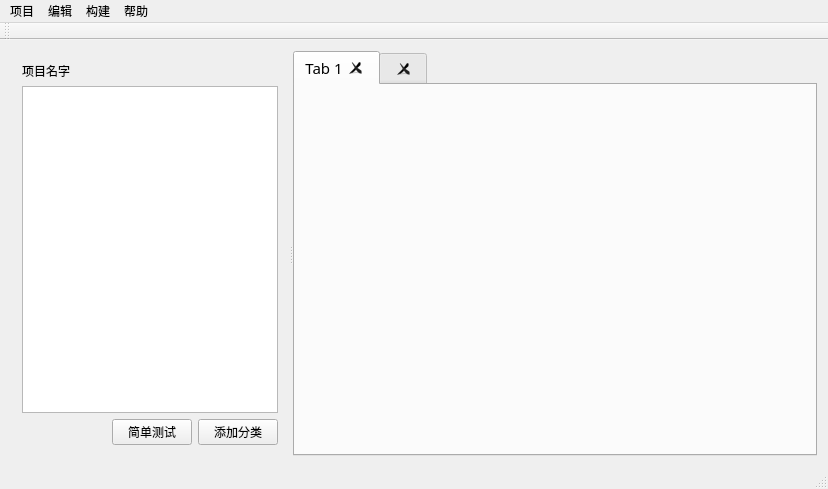
Qt form mainwindow.ui (Deviluna/MediaIDE_free) before a commit.
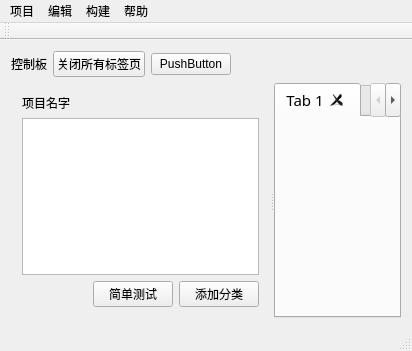
The same form after that commit.

The edit to the form file:
```diff
--- a/mainwindow.ui
+++ b/mainwindow.ui
@@ -6,8 +6,8 @@
    <rect>
     <x>0</x>
     <y>0</y>
-    <width>828</width>
-    <height>489</height>
+    <width>412</width>
+    <height>351</height>
    </rect>
   </property>
   <property name="sizePolicy">
@@ -20,7 +20,45 @@
    <string>MainWindow</string>
   </property>
   <widget class="QWidget" name="centralWidget">
-   <layout class="QHBoxLayout" name="horizontalLayout_3">
+   <layout class="QVBoxLayout" name="verticalLayout">
+    <item>
+     <layout class="QHBoxLayout" name="horizontalLayout_3">
+      <item>
+       <widget class="QLabel" name="label">
+        <property name="text">
+         <string>控制板</string>
+        </property>
+       </widget>
+      </item>
+      <item>
+       <widget class="QPushButton" name="pushButton_2">
+        <property name="text">
+         <string>关闭所有标签页</string>
+        </property>
+       </widget>
+      </item>
+      <item>
+       <widget class="QPushButton" name="pushButton_3">
+        <property name="text">
+         <string>PushButton</string>
+        </property>
+       </widget>
+      </item>
+      <item>
+       <spacer name="horizontalSpacer">
+        <property name="orientation">
+         <enum>Qt::Horizontal</enum>
+        </property>
+        <property name="sizeHint" stdset="0">
+         <size>
+          <width>40</width>
+          <height>20</height>
+         </size>
+        </property>
+       </spacer>
+      </item>
+     </layout>
+    </item>
     <item>
      <widget class="QSplitter" name="splitter">
       <property name="orientation">
@@ -166,8 +204,8 @@
     <rect>
      <x>0</x>
      <y>0</y>
-     <width>828</width>
-     <height>21</height>
+     <width>412</width>
+     <height>23</height>
     </rect>
    </property>
    <widget class="QMenu" name="menu">
```
Left out of the diff: 7 changed lines with no effect on the pictures.
